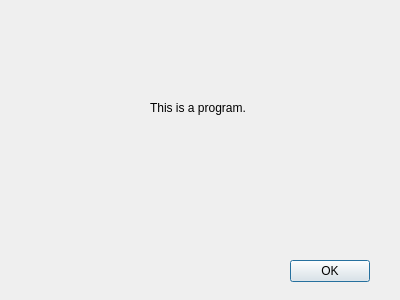
This is dialogabout.ui in makerslocal/localplot as Qt 5 draws it before an edit. The edited form follows.
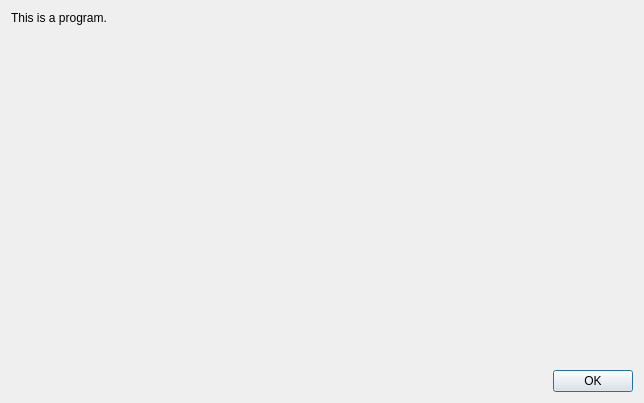
This is the edited form.

Commit message: Cleaned up dialogabout layout.

Diff of the .ui file:
```diff
--- a/dialogabout.ui
+++ b/dialogabout.ui
@@ -6,39 +6,59 @@
    <rect>
     <x>0</x>
     <y>0</y>
-    <width>400</width>
-    <height>300</height>
+    <width>644</width>
+    <height>403</height>
    </rect>
   </property>
   <property name="windowTitle">
    <string>Dialog</string>
   </property>
-  <widget class="QPushButton" name="pushButton_close">
-   <property name="geometry">
-    <rect>
-     <x>290</x>
-     <y>260</y>
-     <width>80</width>
-     <height>22</height>
-    </rect>
-   </property>
-   <property name="text">
-    <string>OK</string>
-   </property>
-  </widget>
-  <widget class="QLabel" name="label">
-   <property name="geometry">
-    <rect>
-     <x>150</x>
-     <y>100</y>
-     <width>111</width>
-     <height>16</height>
-    </rect>
-   </property>
-   <property name="text">
-    <string>This is a program.</string>
-   </property>
-  </widget>
+  <layout class="QVBoxLayout" name="verticalLayout">
+   <item>
+    <widget class="QLabel" name="label">
+     <property name="text">
+      <string>This is a program.</string>
+     </property>
+    </widget>
+   </item>
+   <item>
+    <spacer name="verticalSpacer">
+     <property name="orientation">
+      <enum>Qt::Vertical</enum>
+     </property>
+     <property name="sizeHint" stdset="0">
+      <size>
+       <width>20</width>
+       <height>40</height>
+      </size>
+     </property>
+    </spacer>
+   </item>
+   <item>
+    <layout class="QHBoxLayout" name="horizontalLayout">
+     <item>
+      <spacer name="horizontalSpacer">
+       <property name="orientation">
+        <enum>Qt::Horizontal</enum>
+       </property>
+       <property name="sizeHint" stdset="0">
+        <size>
+         <width>40</width>
+         <height>20</height>
+        </size>
+       </property>
+      </spacer>
+     </item>
+     <item>
+      <widget class="QPushButton" name="pushButton_close">
+       <property name="text">
+        <string>OK</string>
+       </property>
+      </widget>
+     </item>
+    </layout>
+   </item>
+  </layout>
  </widget>
  <resources/>
  <connections/>
```
